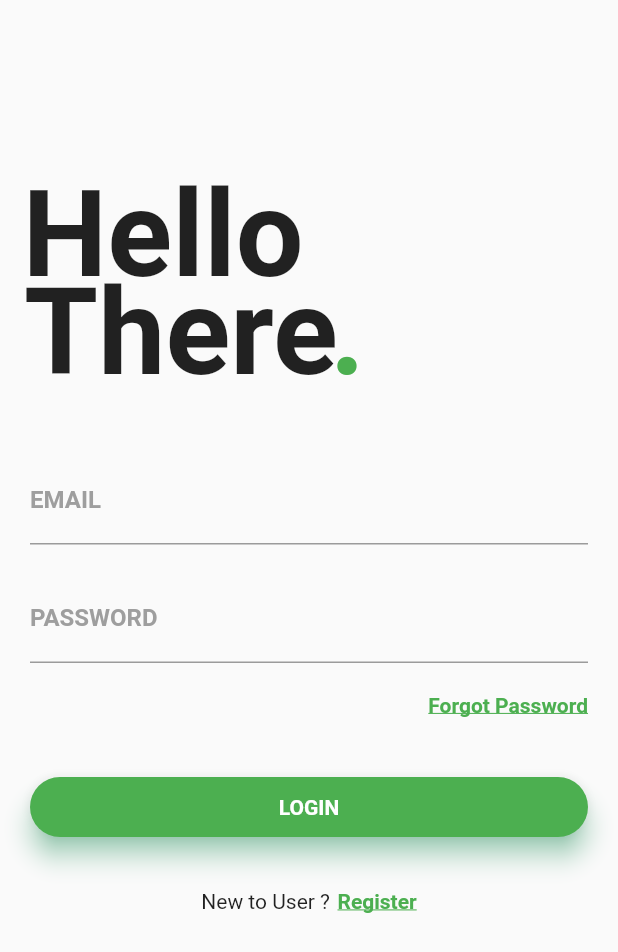
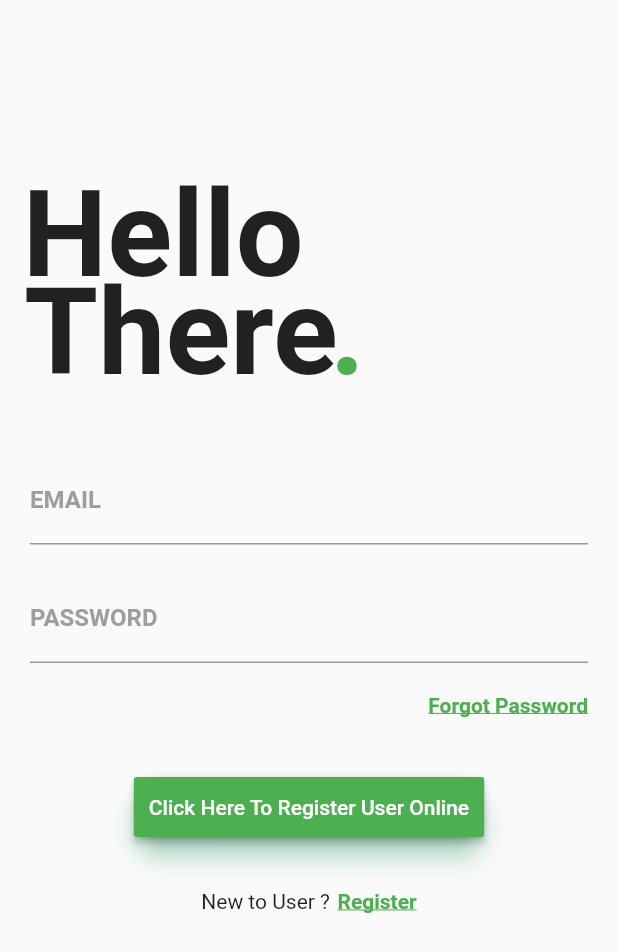
Before and after one commit to developer-I/Flutter_app, a Flutter app: the screen it shows after launch, on a phone screen of 412 x 824 dp. Shown: the top 952 px of the screen. Run offline on Flutter 3.47's test engine with Material 2 defaults, Android fonts, the phone set to English and light mode, and no system bars; Roboto replaces fonts that are missing (Montserrat).

```diff
--- a/lib/main.dart
+++ b/lib/main.dart
@@ -1,6 +1,10 @@
+import 'dart:async';
+import 'dart:convert';
 import 'package:flutter/material.dart';
+import 'package:http/http.dart' as http;
 
 import 'signup.dart';
+import 'Userprofile.dart';
 
 void main() => runApp(new MyApp());
 
@@ -23,6 +27,63 @@ class MyHomePage extends StatefulWidget {
 }
 
 class _MyHomePageState extends State<MyHomePage> {
+  var visible = false ;
+  var responseJson;
+
+
+  TextEditingController _emaill = new TextEditingController();
+  TextEditingController _passl = new TextEditingController();
+
+  var Email;
+
+
+  senddata(var emaili ,var passi ) async {
+
+    setState(() {
+      visible = true ;
+    });
+
+    final response = await http.get("http://192.168.0.200/Vipin/AdminUser/index.php/Connector/App_insert_login_data?email=$emaili&pass=$passi");
+
+    setState(() {
+    responseJson = jsonDecode(response.body.toString());
+    Email= responseJson[0]['id'];
+    });
+
+    print(responseJson[2]['id']);
+
+
+    var datauser = json.decode(response.body);
+
+    // If Web call Success than Hide the CircularProgressIndicator.
+    if(response.statusCode == 200){
+      setState(() {
+        visible = false;
+      });
+
+      // Showing Alert Dialog with Response JSON Message.
+      showDialog(
+        context: context,
+        builder: (BuildContext context) {
+          return AlertDialog(
+            title: new Text("Successfully Inserted!!!!"),
+            actions: <Widget>[
+              FlatButton(
+                child: new Text("OK"),
+                onPressed: () {
+                  // Navigator.push(context,MaterialPageRoute(builder: (context) => MyHomePage())
+                  // );
+
+                },
+              ),
+            ],
+          );
+        },
+      );
+    }
+
+
+  }
   @override
   Widget build(BuildContext context) {
     return new Scaffold(
@@ -62,6 +123,7 @@ class _MyHomePageState extends State<MyHomePage> {
                   child: Column(
                     children: <Widget>[
                       TextField(
+                        controller:_emaill,
                         decoration: InputDecoration(
                             labelText: 'EMAIL',
                             labelStyle: TextStyle(
@@ -73,6 +135,7 @@ class _MyHomePageState extends State<MyHomePage> {
                       ),
                       SizedBox(height: 20.0),
                       TextField(
+                        controller:_passl,
                         decoration: InputDecoration(
                             labelText: 'PASSWORD',
                             labelStyle: TextStyle(
@@ -106,20 +169,41 @@ class _MyHomePageState extends State<MyHomePage> {
                             shadowColor: Colors.greenAccent,
                             color: Colors.green,
                             elevation: 7.0,
-                          child: GestureDetector(
-                            onTap: () {},
-                            child: Center(
-                              child: Text(
-                                'LOGIN',
-                                style: TextStyle(
-                                    color: Colors.white,
-                                    fontWeight: FontWeight.bold,
-                                    fontFamily: 'Montserrat'),
+                            child:RaisedButton(
+                              onPressed: (){
+
+                                //   final response = await http.post("http://192.168.0.200/Vipin/AdminUser/index.php/Connector/App_insert_data?");
+                                senddata(_emaill.text,_passl.text);
+                              },
+                              color: Colors.green,
+                              textColor: Colors.white,
+                              padding: EdgeInsets.fromLTRB(10, 10, 10, 10),
+                              child: Text('Click Here To Register User Online'),
                             ),
-                            ),
-                          ),
-                        ),
-                      ),
+                          )),
+                      // Container(
+                      //   height: 40.0,
+                      //   child: Material(
+                      //     borderRadius: BorderRadius.circular(20.0),
+                      //     shadowColor: Colors.greenAccent,
+                      //     color: Colors.green,
+                      //     elevation: 7.0,
+                      //     child: GestureDetector(
+                      //       onTap: () {
+                      //         senddata(_emaill.text,_passl.text);
+                      //       },
+                      //       child: Center(
+                      //         child: Text(
+                      //           'LOGIN',
+                      //           style: TextStyle(
+                      //               color: Colors.white,
+                      //               fontWeight: FontWeight.bold,
+                      //               fontFamily: 'Montserrat'),
+                      //         ),
+                      //       ),
+                      //     ),
+                      //   ),
+                      // ),
                       SizedBox(height: 20.0),
                       // Container(
                       //   height: 40.0,
```
Also changed, not shown: lib/signup.dart (+4 -3 lines). Lines whose indentation alone changed are shown as unchanged.
